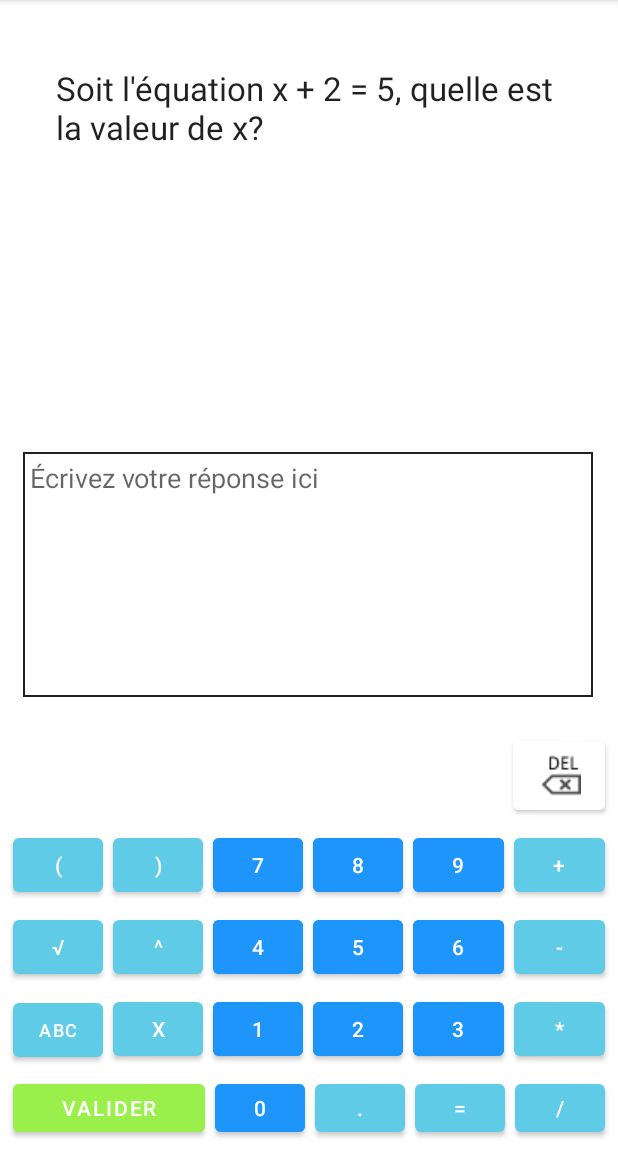
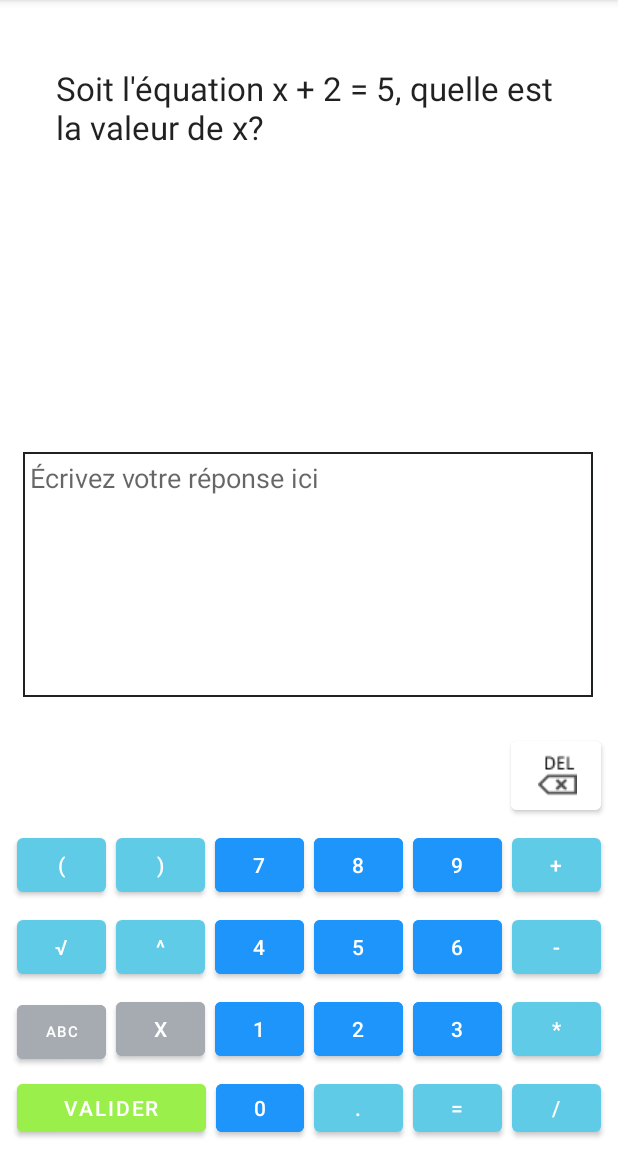
Before and after one commit to TheBoje/Gymaths, an Android app: the screen it shows after launch (ActivityExercices), on a phone screen of 412 x 824 dp, the part 84-1236 px from its top. Run offline under Robolectric (Android 15) with nearby library versions, the phone set to English and light mode, and no system bars.

Commit message:
J'ai colorisé différemment les inconnues (couleur grise)

```diff
--- a/gymaths/app/src/main/res/layout/exercices_fragment5.xml
+++ b/gymaths/app/src/main/res/layout/exercices_fragment5.xml
@@ -82,8 +82,12 @@
 
     <com.example.gymaths.MyKeyboard
         android:id="@+id/keyboard"
-        android:layout_width="401dp"
+        android:layout_width="0dp"
         android:layout_height="279dp"
+        android:layout_marginStart="8dp"
+        android:layout_marginLeft="8dp"
+        android:layout_marginEnd="8dp"
+        android:layout_marginRight="8dp"
         android:layout_marginBottom="4dp"
         android:orientation="vertical"
         app:layout_constraintBottom_toBottomOf="parent"
--- a/gymaths/app/src/main/res/layout/keyboard.xml
+++ b/gymaths/app/src/main/res/layout/keyboard.xml
@@ -54,7 +54,7 @@
             android:layout_height="wrap_content"
             android:layout_weight="1"
             android:layout_margin="3dp"
-            android:text="("/>
+            android:text="@string/openParenthesis"/>
 
         <Button
             android:id="@+id/button_closeParenthesis"
@@ -62,7 +62,7 @@
             android:layout_height="wrap_content"
             android:layout_weight="1"
             android:layout_margin="3dp"
-            android:text=")"/>
+            android:text="@string/closeParenthesis"/>
 
         <Button
             android:backgroundTint="@color/gymathsDarkBlue"
@@ -71,7 +71,7 @@
             android:layout_height="wrap_content"
             android:layout_weight="1"
             android:layout_margin="3dp"
-            android:text="7"/>
+            android:text="@string/_7"/>
 
         <Button
             android:backgroundTint="@color/gymathsDarkBlue"
@@ -80,7 +80,7 @@
             android:layout_height="wrap_content"
             android:layout_weight="1"
             android:layout_margin="3dp"
-            android:text="8"/>
+            android:text="@string/_8"/>
 
         <Button
             android:backgroundTint="@color/gymathsDarkBlue"
@@ -89,7 +89,7 @@
             android:layout_height="wrap_content"
             android:layout_weight="1"
             android:layout_margin="3dp"
-            android:text="9"/>
+            android:text="@string/_9"/>
 
         <Button
             android:id="@+id/button_plus"
@@ -97,7 +97,7 @@
             android:layout_height="wrap_content"
             android:layout_weight="1"
             android:layout_margin="3dp"
-            android:text="+"/>
+            android:text="@string/plus"/>
 
     </LinearLayout>
 
@@ -120,7 +120,7 @@
             android:layout_height="wrap_content"
             android:layout_weight="1"
             android:layout_margin="3dp"
-            android:text="^"/>
+            android:text="@string/power"/>
 
         <Button
             android:backgroundTint="@color/gymathsDarkBlue"
@@ -129,7 +129,7 @@
             android:layout_height="wrap_content"
             android:layout_weight="1"
             android:layout_margin="3dp"
-            android:text="4"/>
+            android:text="@string/_4"/>
 
         <Button
             android:backgroundTint="@color/gymathsDarkBlue"
@@ -138,7 +138,7 @@
             android:layout_height="wrap_content"
             android:layout_weight="1"
             android:layout_margin="3dp"
-            android:text="5"/>
+            android:text="@string/_5"/>
 
         <Button
             android:backgroundTint="@color/gymathsDarkBlue"
@@ -147,7 +147,7 @@
             android:layout_height="wrap_content"
             android:layout_weight="1"
             android:layout_margin="3dp"
-            android:text="6"/>
+            android:text="@string/_6"/>
 
         <Button
             android:id="@+id/button_minus"
@@ -155,7 +155,7 @@
             android:layout_height="wrap_content"
             android:layout_weight="1"
             android:layout_margin="3dp"
-            android:text="-"/>
+            android:text="@string/minus"/>
 
     </LinearLayout>
 
@@ -165,21 +165,23 @@
         android:orientation="horizontal">
 
         <Button
-            android:textSize="12sp"
+            android:backgroundTint="@color/gymathsGrey"
+            android:textSize="10sp"
             android:id="@+id/button_abc"
             android:layout_width="0dp"
             android:layout_height="wrap_content"
             android:layout_weight="1"
             android:layout_margin="3dp"
-            android:text="ABC"/>
+            android:text="@string/abc"/>
 
         <Button
+            android:backgroundTint="@color/gymathsGrey"
             android:id="@+id/button_x"
             android:layout_width="0dp"
             android:layout_height="wrap_content"
             android:layout_weight="1"
             android:layout_margin="3dp"
-            android:text="x"/>
+            android:text="@string/x"/>
 
         <Button
             android:backgroundTint="@color/gymathsDarkBlue"
@@ -188,7 +190,7 @@
             android:layout_height="wrap_content"
             android:layout_weight="1"
             android:layout_margin="3dp"
-            android:text="1"/>
+            android:text="@string/_1"/>
 
         <Button
             android:backgroundTint="@color/gymathsDarkBlue"
@@ -197,7 +199,7 @@
             android:layout_height="wrap_content"
             android:layout_weight="1"
             android:layout_margin="3dp"
-            android:text="2"/>
+            android:text="@string/_2"/>
 
         <Button
             android:backgroundTint="@color/gymathsDarkBlue"
@@ -206,7 +208,7 @@
             android:layout_height="wrap_content"
             android:layout_weight="1"
             android:layout_margin="3dp"
-            android:text="3"/>
+            android:text="@string/_3"/>
 
         <Button
             android:id="@+id/button_mult"
@@ -214,7 +216,7 @@
             android:layout_height="wrap_content"
             android:layout_weight="1"
             android:layout_margin="3dp"
-            android:text="*"/>
+            android:text="@string/mult"/>
 
     </LinearLayout>
 
@@ -230,7 +232,7 @@
             android:layout_height="wrap_content"
             android:layout_weight="2"
             android:layout_margin="3dp"
-            android:text="Valider"/>
+            android:text="@string/valider"/>
 
         <Button
             android:backgroundTint="@color/gymathsDarkBlue"
@@ -239,7 +241,7 @@
             android:layout_height="wrap_content"
             android:layout_weight="1"
             android:layout_margin="3dp"
-            android:text="0"/>
+            android:text="@string/_0"/>
 
         <Button
             android:id="@+id/button_comma"
@@ -247,7 +249,7 @@
             android:layout_height="wrap_content"
             android:layout_weight="1"
             android:layout_margin="3dp"
-            android:text="."/>
+            android:text="@string/comma"/>
 
         <Button
             android:id="@+id/button_equals"
@@ -255,7 +257,7 @@
             android:layout_height="wrap_content"
             android:layout_weight="1"
             android:layout_margin="3dp"
-            android:text="="/>
+            android:text="@string/equals"/>
 
         <Button
             android:id="@+id/button_divide"
@@ -263,7 +265,7 @@
             android:layout_height="wrap_content"
             android:layout_weight="1"
             android:layout_margin="3dp"
-            android:text="/"/>
+            android:text="@string/divide"/>
 
     </LinearLayout>
 
--- a/gymaths/app/src/main/res/values/colors.xml
+++ b/gymaths/app/src/main/res/values/colors.xml
@@ -5,6 +5,7 @@
     <!--<color name="gymathsDarkBlue">#4FC8EA</color>-->
     <color name="gymathsDarkBlue">#1D95FB</color>
     <color name="gymathsValidate">#9BEF4B</color>
+    <color name="gymathsGrey">#A5ABB0</color>
     <color name="teal_200">#FF03DAC5</color>
     <color name="teal_700">#FF018786</color>
 
--- a/gymaths/app/src/main/res/values/strings.xml
+++ b/gymaths/app/src/main/res/values/strings.xml
@@ -37,4 +37,26 @@
     <string name="profile">Profil</string>
     <string name="about">À propos</string>
     <string name="bug">Signaler un bug</string>
+    <string name="openParenthesis">(</string>
+    <string name="closeParenthesis">)</string>
+    <string name="_7">7</string>
+    <string name="_8">8</string>
+    <string name="_9">9</string>
+    <string name="plus">+</string>
+    <string name="power">^</string>
+    <string name="_4">4</string>
+    <string name="_5">5</string>
+    <string name="_6">6</string>
+    <string name="minus">-</string>
+    <string name="abc">ABC</string>
+    <string name="x">x</string>
+    <string name="_1">1</string>
+    <string name="_2">2</string>
+    <string name="_3">3</string>
+    <string name="mult">*</string>
+    <string name="valider">Valider</string>
+    <string name="_0">0</string>
+    <string name="comma">.</string>
+    <string name="equals">=</string>
+    <string name="divide">/</string>
 </resources>
```
